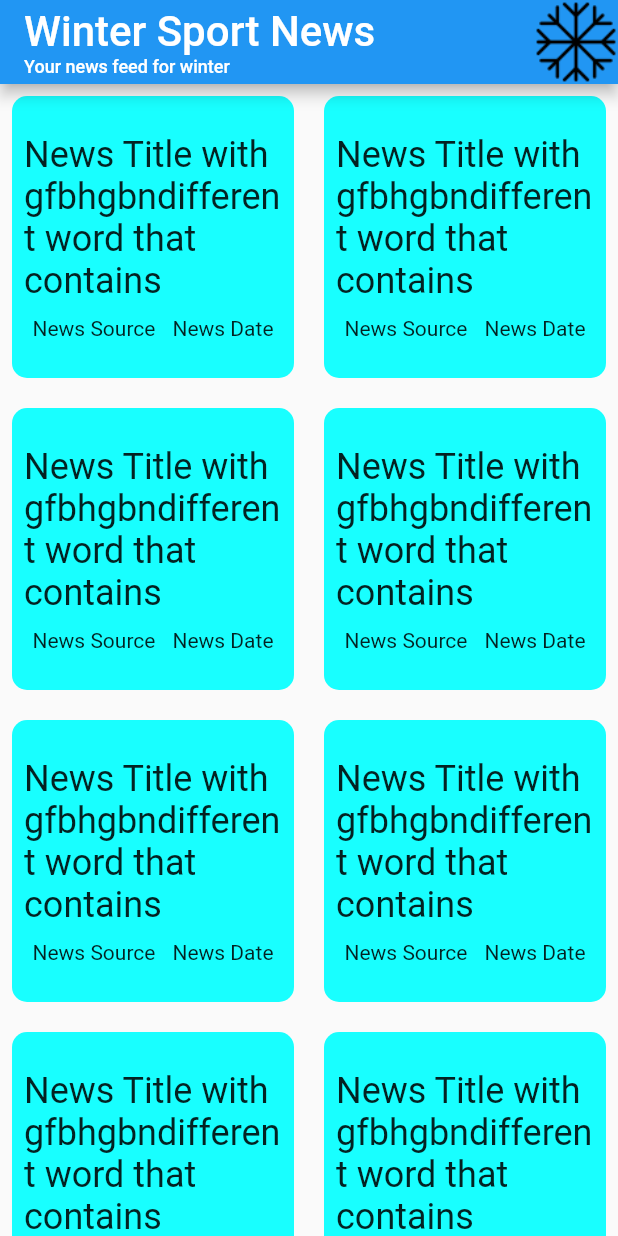
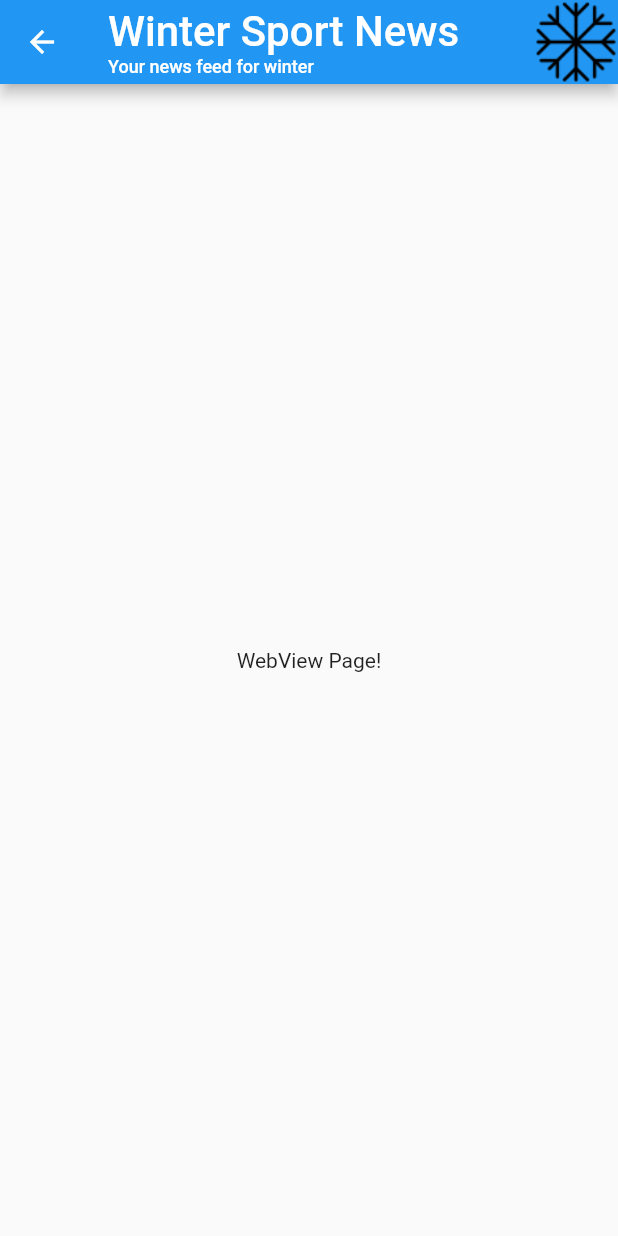
Before and after one commit to kemalsheker/winternews, a Flutter app: the screen it shows after launch, after a tap on "News Title with gfbhgbndifferent word th", on a phone screen of 412 x 824 dp. Run offline on Flutter 3.47's test engine with Material 2 defaults, Android fonts, the phone set to English and light mode, and no system bars; our stand-ins replace webview_flutter.

Commit message:
webview dependency added, gridview improved.

```diff
--- a/lib/main.dart
+++ b/lib/main.dart
@@ -1,4 +1,5 @@
 import 'package:flutter/material.dart';
+import 'package:winternews/webview.dart';
 
 void main() {
   runApp(const MyApp());
@@ -13,23 +14,19 @@ class MyApp extends StatelessWidget {
         debugShowCheckedModeBanner: false,
         title: 'Winter Sport News',
         home: Scaffold(
+            backgroundColor: Colors.cyanAccent,
             appBar: AppBar(
               title: Column(
                   mainAxisAlignment: MainAxisAlignment.start,
                   crossAxisAlignment: CrossAxisAlignment.start,
-                  children:const [
+                  children: const [
                     Text('Winter Sport News', style: TextStyle(fontSize: 28.0)),
-                    Text('Your news feed for winter', style: TextStyle(fontSize: 12.0))
-                  ]
+                    Text('Your news feed for winter',
+                        style: TextStyle(fontSize: 12.0))
+                  ]),
+              actions: [Image.asset('images/snowflake.png')],
             ),
-              actions: [
-                Image.asset('images/snowflake.png')
-              ],
-            ),
-            body: MyGridView(//TO DO IMPLEMENT GRID WITH PARSING DATA)
-          )
-        )
-    );
+            body: const MyGridView()));
   }
 }
 
@@ -41,9 +38,16 @@ class MyGridView extends StatelessWidget {
     return GridView.builder(
         padding: const EdgeInsets.all(8.0),
         itemCount: 20,
-        gridDelegate: const SliverGridDelegateWithMaxCrossAxisExtent(maxCrossAxisExtent: 300, childAspectRatio: 1 , crossAxisSpacing: 20, mainAxisSpacing: 20),
+        gridDelegate: const SliverGridDelegateWithMaxCrossAxisExtent(
+            maxCrossAxisExtent: 300,
+            childAspectRatio: 1,
+            crossAxisSpacing: 20,
+            mainAxisSpacing: 20),
         itemBuilder: (BuildContext ctx, index) {
-                      return InkWell(
+          return Ink(
+              decoration: BoxDecoration(
+                  color: Colors.white, borderRadius: BorderRadius.circular(10)),
+              child: InkWell(
                   child: Container(
                     alignment: Alignment.centerLeft,
                     padding: const EdgeInsets.all(8.0),
@@ -51,7 +55,9 @@ class MyGridView extends StatelessWidget {
                       mainAxisAlignment: MainAxisAlignment.center,
                       crossAxisAlignment: CrossAxisAlignment.center,
                       children: <Widget>[
-                                const Text('News Title with gfbhgbndifferent word that contains', style: TextStyle(fontSize: 24.0)),
+                        const Text(
+                            'News Title with gfbhgbndifferent word that contains',
+                            style: TextStyle(fontSize: 24.0)),
                         const SizedBox(height: 10),
                         Row(
                           mainAxisAlignment: MainAxisAlignment.spaceAround,
@@ -63,16 +69,15 @@ class MyGridView extends StatelessWidget {
                         )
                       ],
                     ),
-                            decoration: BoxDecoration(
-                              color: Colors.cyanAccent,
-                              borderRadius: BorderRadius.circular(10)
-                            ),
                   ),
                   onTap: () {
-                            print('This is tapped: $index');
-                          },
+                    Navigator.push(
+                        context,
+                        MaterialPageRoute(
+                            builder: (context) => const WebView()));
+                  }
+                  )
               );
-        }
-    );
+        });
   }
 }
--- /dev/null
+++ b/lib/webview.dart
@@ -0,0 +1,30 @@
+import 'package:flutter/material.dart';
+import 'package:webview_flutter/webview_flutter.dart';
+
+
+
+class WebView extends StatelessWidget {
+  const WebView({Key? key}) : super(key: key);
+
+  @override
+  Widget build(BuildContext context) {
+    return Scaffold(
+      appBar: AppBar(
+        title: Column(
+            mainAxisAlignment: MainAxisAlignment.start,
+            crossAxisAlignment: CrossAxisAlignment.start,
+            children: const [
+              Text('Winter Sport News', style: TextStyle(fontSize: 28.0)),
+              Text('Your news feed for winter',
+                  style: TextStyle(fontSize: 12.0))
+            ]),
+        actions: [Image.asset('images/snowflake.png')],
+      ),
+      body: const Center(
+        child: Text('WebView Page!')
+      ),
+    );
+  }
+
+
+}
--- a/pubspec.yaml
+++ b/pubspec.yaml
@@ -35,6 +35,7 @@ dependencies:
   # Use with the CupertinoIcons class for iOS style icons.
   cupertino_icons: ^1.0.2
   xml: ^5.3.0
+  webview_flutter: ^3.0.1
 
 dev_dependencies:
   flutter_test:
```
Also changed, not shown: pubspec.lock. Lines whose indentation alone changed are shown as unchanged.
